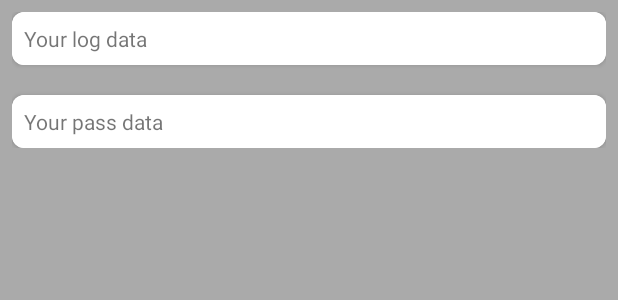
After one commit to HryzhukKyrylo/RecordNoteBook, an Android app: the layout fragment_detail_screen.xml on its own in the app's theme, with its tools: preview values and no code run, on a phone screen of 412 x 824 dp. The commit adds this screen. Shown: the top 300 px of the screen. Run offline under Robolectric (Android 15) with nearby library versions, the light colour scheme and no system bars.

Commit message:
Add detail screen

```diff
--- /dev/null
+++ b/app/src/main/res/layout/fragment_detail_screen.xml
@@ -0,0 +1,51 @@
+<?xml version="1.0" encoding="utf-8"?>
+<androidx.core.widget.NestedScrollView xmlns:android="http://schemas.android.com/apk/res/android"
+    xmlns:app="http://schemas.android.com/apk/res-auto"
+    xmlns:tools="http://schemas.android.com/tools"
+    android:layout_width="match_parent"
+    android:layout_height="match_parent"
+    android:background="@android:color/darker_gray"
+    android:orientation="vertical"
+    android:padding="8dp"
+    tools:context=".ui.detailscreen.DetailScreenFragment">
+
+    <LinearLayout
+        android:layout_width="match_parent"
+        android:layout_height="wrap_content"
+        android:orientation="vertical">
+
+        <androidx.cardview.widget.CardView
+            android:layout_width="match_parent"
+            android:layout_height="wrap_content"
+            app:cardCornerRadius="8dp">
+
+            <TextView
+                android:id="@+id/tvDetailLog"
+                android:layout_width="match_parent"
+                android:layout_height="wrap_content"
+                android:background="@color/white"
+                android:padding="8dp"
+                android:text="@string/detail_screen_your_log_data" />
+        </androidx.cardview.widget.CardView>
+
+        <androidx.cardview.widget.CardView
+            android:layout_width="match_parent"
+            android:layout_height="wrap_content"
+            android:layout_marginTop="20dp"
+
+            app:cardCornerRadius="8dp">
+
+            <TextView
+                android:id="@+id/tvDetailPass"
+                android:layout_width="match_parent"
+                android:layout_height="wrap_content"
+                android:background="@color/white"
+                android:padding="8dp"
+                android:text="@string/detail_screen_your_pass_data" />
+        </androidx.cardview.widget.CardView>
+
+
+    </LinearLayout>
+
+
+</androidx.core.widget.NestedScrollView>
--- a/app/src/main/res/values/strings.xml
+++ b/app/src/main/res/values/strings.xml
@@ -16,4 +16,6 @@
     <string name="signup_screen_sign_up">Sign Up</string>
     <!-- TODO: Remove or change this placeholder text -->
     <string name="hello_blank_fragment">Hello blank fragment</string>
+    <string name="detail_screen_your_log_data">Your log data</string>
+    <string name="detail_screen_your_pass_data">Your pass data</string>
 </resources>
```
Also changed, not shown: app/src/main/java/com/example/recordnotebook/ui/detailscreen/DetailScreenFragment.kt (added, +24 -0 lines), app/src/main/java/com/example/recordnotebook/ui/detailscreen/DetailScreenViewModel.kt (added, +14 -0 lines), app/src/main/res/navigation/nav_graph.xml (+10 -1 lines).
